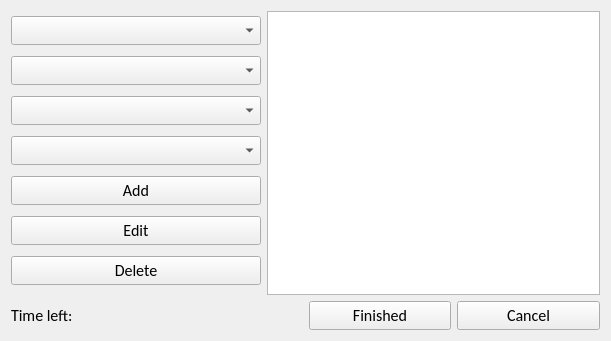
Above: Source/Labor-Tracker/clockoutform.ui from joshuawootonn/time-track before the change. Below: the same form after it.
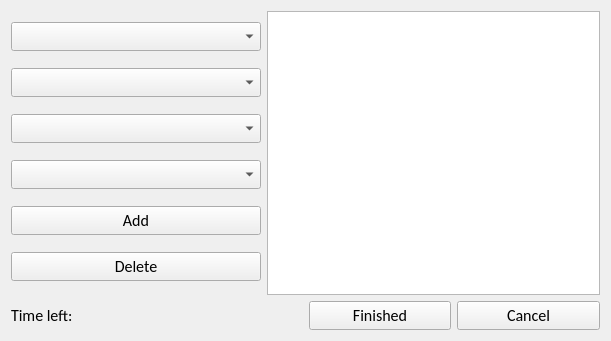
That is the form after the change.

Commit message: Finished and tested the fuuuun out of the shift edit

Patch:
```diff
--- a/Source/Labor-Tracker/clockoutform.ui
+++ b/Source/Labor-Tracker/clockoutform.ui
@@ -84,19 +84,6 @@
            </property>
           </widget>
          </item>
-         <item>
-          <widget class="QPushButton" name="Edit">
-           <property name="maximumSize">
-            <size>
-             <width>250</width>
-             <height>16777215</height>
-            </size>
-           </property>
-           <property name="text">
-            <string>Edit</string>
-           </property>
-          </widget>
-         </item>
          <item>
           <widget class="QPushButton" name="Delete">
            <property name="maximumSize">
```
The commit also changes 19 other files.
